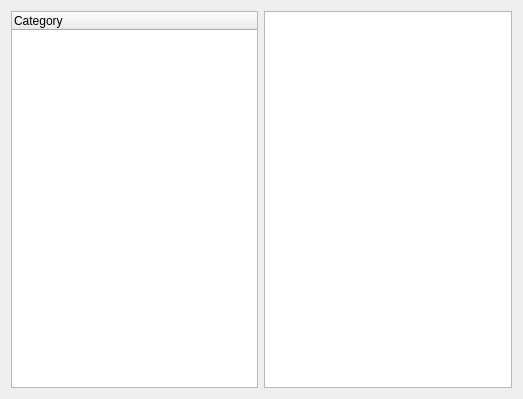
Qt form MainWindow.ui (cjwijtmans/Qentoo) before a commit.
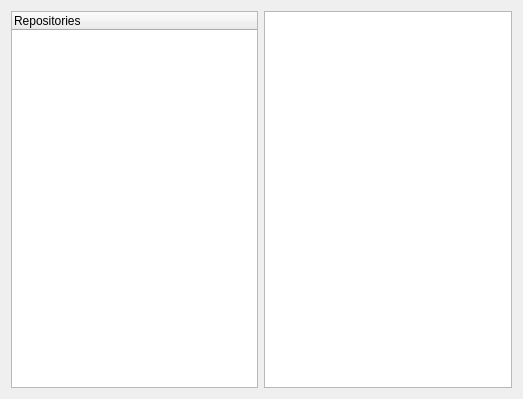
The same form after that commit.

```diff
--- a/MainWindow.ui
+++ b/MainWindow.ui
@@ -21,7 +21,7 @@
        <widget class="QTreeWidget" name="treeWidget">
         <column>
          <property name="text">
-          <string>Category</string>
+          <string>Repositories</string>
          </property>
         </column>
        </widget>
```
Left out of the diff: 5 changed lines with no effect on the pictures.
